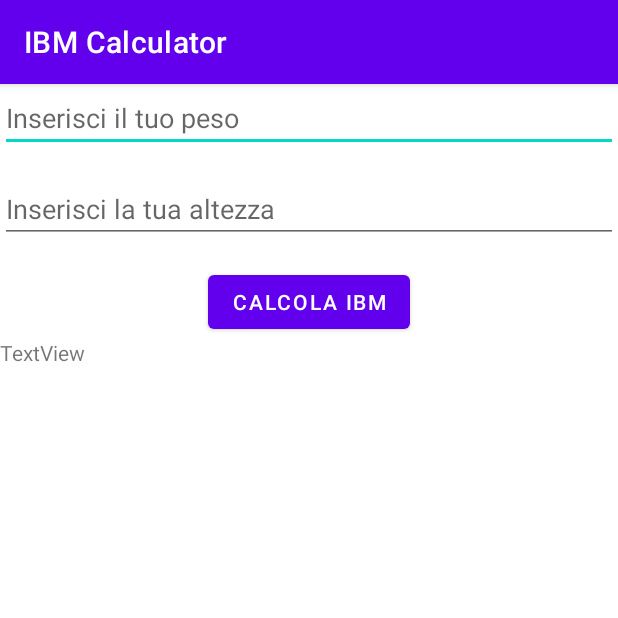
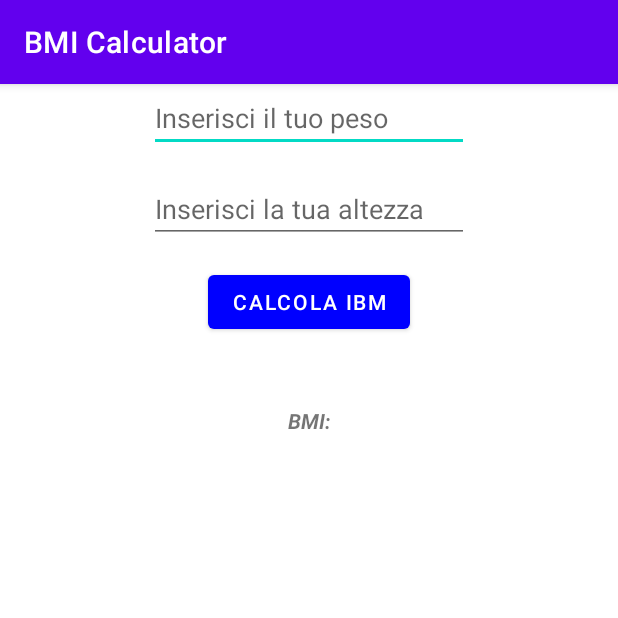
Before and after one commit to MatteoR1994/IBMCalculator, an Android app: the screen it shows after launch (MainActivity), on a phone screen of 412 x 824 dp, the top half of it. Run offline under Robolectric (Android 15) with nearby library versions, the phone set to English and light mode, and no system bars.

Commit message:
App finita

```diff
--- a/app/build.gradle
+++ b/app/build.gradle
@@ -32,6 +32,8 @@ android {
     }
 }
 
+apply plugin: 'kotlin-android-extensions'
+
 dependencies {
 
     implementation "org.jetbrains.kotlin:kotlin-stdlib:$kotlin_version"
--- a/app/src/main/res/layout/activity_main.xml
+++ b/app/src/main/res/layout/activity_main.xml
@@ -10,7 +10,7 @@
 
     <EditText
         android:id="@+id/pesoKgText"
-        android:layout_width="match_parent"
+        android:layout_width="wrap_content"
         android:layout_height="wrap_content"
         android:layout_marginBottom="@dimen/defaultMargin"
         android:digits="0123456789."
@@ -20,9 +20,10 @@
 
     <EditText
         android:id="@+id/altezzaMetriText"
-        android:layout_width="match_parent"
+        android:layout_width="wrap_content"
         android:layout_height="wrap_content"
         android:layout_marginBottom="@dimen/defaultMargin"
+        android:digits="0123456789."
         android:ems="10"
         android:hint="@string/hintAltezza"
         android:inputType="number" />
@@ -31,18 +32,35 @@
         android:id="@+id/calculateIBMBtn"
         android:layout_width="wrap_content"
         android:layout_height="wrap_content"
-        android:text="@string/calculateIBMButtonText" />
+        android:layout_marginBottom="45dp"
+        android:text="@string/calculateIBMButtonText"
+        android:onClick="calcolaBMI"
+        app:backgroundTint="@color/calculateButtonColor" />
+
+    <TextView
+        android:id="@+id/textView2"
+        android:layout_width="match_parent"
+        android:layout_height="wrap_content"
+        android:layout_marginBottom="5dp"
+        android:text="@string/resultIntro"
+        android:textAlignment="center"
+        android:textStyle="bold|italic"
+        android:gravity="center_horizontal" />
+
+    <TextView
+        android:id="@+id/resultText"
+        android:layout_width="match_parent"
+        android:layout_height="wrap_content"
+        android:layout_marginBottom="30sp"
+        android:gravity="center_horizontal"
+        android:textAlignment="center"
+        android:textSize="80sp"
+        tools:text="5" />
 
     <ImageView
-        android:id="@+id/imageView"
-        android:layout_width="match_parent"
+        android:id="@+id/resultImage"
+        android:layout_width="wrap_content"
         android:layout_height="wrap_content"
-        tools:srcCompat="@tools:sample/avatars" />
-
-    <TextView
-        android:id="@+id/textView"
-        android:layout_width="match_parent"
-        android:layout_height="wrap_content"
-        android:text="TextView" />
+        tools:srcCompat="@drawable/extremely_obese" />
 
 </LinearLayout>
--- a/app/src/main/res/values/colors.xml
+++ b/app/src/main/res/values/colors.xml
@@ -7,4 +7,5 @@
     <color name="teal_700">#FF018786</color>
     <color name="black">#FF000000</color>
     <color name="white">#FFFFFFFF</color>
+    <color name="calculateButtonColor">#0000FF</color>
 </resources>
--- a/app/src/main/res/values/strings.xml
+++ b/app/src/main/res/values/strings.xml
@@ -1,6 +1,7 @@
 <resources>
-    <string name="app_name">IBM Calculator</string>
+    <string name="app_name">BMI Calculator</string>
     <string name="hintPeso">Inserisci il tuo peso</string>
     <string name="hintAltezza">Inserisci la tua altezza</string>
     <string name="calculateIBMButtonText">CALCOLA IBM</string>
+    <string name="resultIntro">BMI:</string>
 </resources>
--- a/build.gradle
+++ b/build.gradle
@@ -8,6 +8,7 @@ buildscript {
     dependencies {
         classpath "com.android.tools.build:gradle:4.1.1"
         classpath "org.jetbrains.kotlin:kotlin-gradle-plugin:$kotlin_version"
+        classpath "org.jetbrains.kotlin:kotlin-android-extensions:$kotlin_version"
 
         // NOTE: Do not place your application dependencies here; they belong
         // in the individual module build.gradle files
```
Also changed, not shown: app/src/main/java/com/example/ibmcalculator/MainActivity.kt (+19 -0 lines), app/src/main/res/drawable/extremely_obese.png (added), app/src/main/res/drawable/normal.png (added), app/src/main/res/drawable/obese.png (added), app/src/main/res/drawable/overweight.png (added), app/src/main/res/drawable/underweight.png (added).
